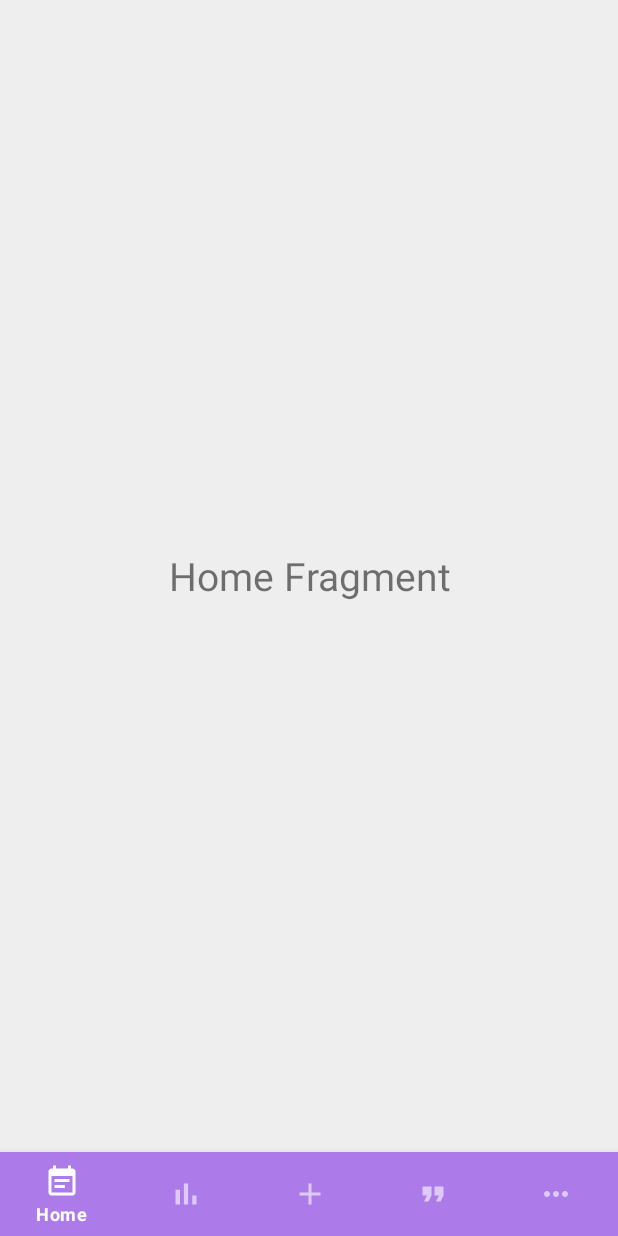
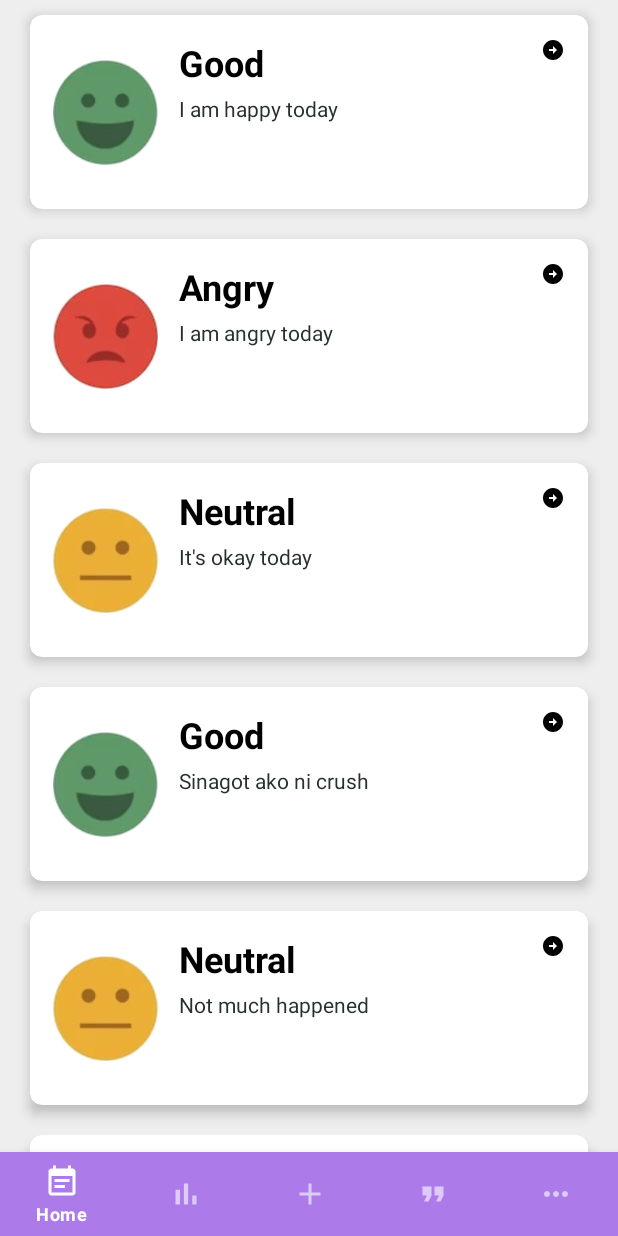
Before and after one commit to gabbycoloma/VibeSense, an Android app: the Home screen opened directly, with no data from a screen before it, on a phone screen of 412 x 824 dp. Run offline under Robolectric (Android 15) with nearby library versions, the phone set to English and light mode, and no system bars.

Commit message:
Added/Updated layout and kotlin files

```diff
--- a/app/src/main/java/com/s12/mobdeve/coloma/caballero/vibesense/Home.kt
+++ b/app/src/main/java/com/s12/mobdeve/coloma/caballero/vibesense/Home.kt
@@ -5,11 +5,17 @@ import androidx.fragment.app.Fragment
 import android.view.LayoutInflater
 import android.view.View
 import android.view.ViewGroup
+import androidx.recyclerview.widget.LinearLayoutManager
+import androidx.recyclerview.widget.RecyclerView
 
 // TODO: Rename parameter arguments, choose names that match
 // the fragment initialization parameters, e.g. ARG_ITEM_NUMBER
 private const val ARG_PARAM1 = "param1"
 private const val ARG_PARAM2 = "param2"
+
+private lateinit var recyclerView: RecyclerView
+private lateinit var mainAdapter: MainAdapter
+private lateinit var moodList : ArrayList<Mood> //for testing purposes
 
 /**
  * A simple [Fragment] subclass.
@@ -37,6 +43,26 @@ class Home : Fragment() {
         return inflater.inflate(R.layout.fragment_home, container, false)
     }
 
+    override fun onViewCreated(view: View, savedInstanceState: Bundle?) {
+        super.onViewCreated(view, savedInstanceState)
+        recyclerView = view.findViewById(R.id.recyclerView)
+        recyclerView.setHasFixedSize(true)
+        recyclerView.layoutManager = LinearLayoutManager(context)
+
+        moodList = ArrayList()
+
+        moodList.add(Mood(R.drawable.mood1, "Good", "I am happy today", "March 23"))
+        moodList.add(Mood(R.drawable.mood5, "Angry", "I am angry today", "March 24"))
+        moodList.add(Mood(R.drawable.mood3, "Neutral", "It's okay today", "March 25"))
+        moodList.add(Mood(R.drawable.mood1, "Good", "Sinagot ako ni crush", "March 26"))
+        moodList.add(Mood(R.drawable.mood3, "Neutral", "Not much happened", "March 27"))
+        moodList.add(Mood(R.drawable.mood3, "Neutral", "Meh day as always", "March 28"))
+
+        mainAdapter = MainAdapter(moodList)
+        recyclerView.adapter = mainAdapter
+
+    }
+
     companion object {
         /**
          * Use this factory method to create a new instance of
--- a/app/src/main/java/com/s12/mobdeve/coloma/caballero/vibesense/MainActivity.kt
+++ b/app/src/main/java/com/s12/mobdeve/coloma/caballero/vibesense/MainActivity.kt
@@ -5,6 +5,8 @@ import android.os.Bundle
 import android.os.PersistableBundle
 import androidx.appcompat.app.AppCompatActivity
 import androidx.fragment.app.Fragment
+import androidx.recyclerview.widget.LinearLayoutManager
+import androidx.recyclerview.widget.RecyclerView
 import com.s12.mobdeve.coloma.caballero.vibesense.databinding.ActivityMainBinding
 
 class MainActivity : AppCompatActivity() {
--- /dev/null
+++ b/app/src/main/java/com/s12/mobdeve/coloma/caballero/vibesense/MainAdapter.kt
@@ -0,0 +1,35 @@
+package com.s12.mobdeve.coloma.caballero.vibesense
+
+import android.media.Image
+import android.view.LayoutInflater
+import android.view.View
+import android.view.ViewGroup
+import android.widget.ImageView
+import android.widget.TextView
+import androidx.recyclerview.widget.RecyclerView
+
+class MainAdapter(private val Mood:ArrayList<Mood>)
+    : RecyclerView.Adapter<MainAdapter.ViewHolder>() {
+
+    class ViewHolder(moodView: View) : RecyclerView.ViewHolder(moodView){
+        val moodEmoji : ImageView = moodView.findViewById(R.id.mood_emoji)
+        val moodName : TextView = moodView.findViewById(R.id.mood_name)
+        val moodDesc : TextView = moodView.findViewById(R.id.mood_desc)
+    }
+
+    override fun onCreateViewHolder(parent: ViewGroup, viewType: Int): ViewHolder {
+        val view = LayoutInflater.from(parent.context).inflate(R.layout.mood_list, parent, false)
+        return ViewHolder(view)
+    }
+
+    override fun getItemCount(): Int {
+        return Mood.size
+    }
+
+    override fun onBindViewHolder(holder: ViewHolder, position: Int) {
+        val mood = Mood[position]
+        holder.moodEmoji.setImageResource(mood.emoji)
+        holder.moodName.text = mood.name
+        holder.moodDesc.text = mood.desc
+    }
+}
--- /dev/null
+++ b/app/src/main/java/com/s12/mobdeve/coloma/caballero/vibesense/Mood.kt
@@ -0,0 +1,10 @@
+package com.s12.mobdeve.coloma.caballero.vibesense
+
+import java.util.Date
+
+data class Mood(
+    var emoji : Int,
+    var name : String,
+    var desc : String,
+    var date : String //temporary data type
+)
--- /dev/null
+++ b/app/src/main/res/drawable/baseline_arrow_circle_right_24.xml
@@ -0,0 +1,5 @@
+<vector android:height="24dp" android:tint="#000000"
+    android:viewportHeight="24" android:viewportWidth="24"
+    android:width="24dp" xmlns:android="http://schemas.android.com/apk/res/android">
+    <path android:fillColor="@android:color/white" android:pathData="M22,12c0,-5.52 -4.48,-10 -10,-10S2,6.48 2,12c0,5.52 4.48,10 10,10S22,17.52 22,12zM12,13l-4,0v-2l4,0V8l4,4l-4,4V13z"/>
+</vector>
--- a/app/src/main/res/layout/activity_login.xml
+++ b/app/src/main/res/layout/activity_login.xml
@@ -43,6 +43,7 @@
         android:layout_marginStart="32dp"
         android:layout_marginTop="12dp"
         android:layout_marginEnd="32dp"
+        android:textColorHint="@color/black"
         android:hint="Email Address"
         app:boxStrokeColor="@color/primary"
         app:boxCornerRadiusBottomEnd="10dp"
@@ -56,6 +57,7 @@
             android:layout_width="match_parent"
             android:layout_height="wrap_content"
             android:inputType="textEmailAddress"
+            android:textColor="@color/black"
             android:fontFamily="@font/lato"/>
 
 
@@ -70,6 +72,7 @@
         android:layout_marginTop="12dp"
         android:layout_marginEnd="32dp"
         android:layout_marginBottom="166dp"
+        android:textColorHint="@color/black"
         android:hint="Password"
         app:boxStrokeColor="@color/primary"
         app:endIconMode="password_toggle"
@@ -84,6 +87,7 @@
             android:fontFamily="@font/lato"
             android:layout_width="match_parent"
             android:layout_height="wrap_content"
+            android:textColor="@color/black"
             android:inputType="textPassword"/>
 
 
--- a/app/src/main/res/layout/activity_main.xml
+++ b/app/src/main/res/layout/activity_main.xml
@@ -1,9 +1,9 @@
 <?xml version="1.0" encoding="utf-8"?>
 <androidx.constraintlayout.widget.ConstraintLayout xmlns:android="http://schemas.android.com/apk/res/android"
     xmlns:app="http://schemas.android.com/apk/res-auto"
-    xmlns:tools="http://schemas.android.com/tools"
     android:layout_width="match_parent"
-    android:layout_height="match_parent">
+    android:layout_height="match_parent"
+    android:background="@color/background_color">
 
     <FrameLayout
         android:id="@+id/frame_layout"
--- a/app/src/main/res/layout/activity_register.xml
+++ b/app/src/main/res/layout/activity_register.xml
@@ -44,6 +44,7 @@
         android:layout_marginStart="32dp"
         android:layout_marginTop="12dp"
         android:layout_marginEnd="32dp"
+        android:textColorHint="@color/black"
         android:hint="First Name"
         app:boxStrokeColor="@color/primary"
         app:boxCornerRadiusBottomEnd="10dp"
@@ -57,6 +58,7 @@
             android:layout_width="match_parent"
             android:layout_height="wrap_content"
             android:fontFamily="@font/lato"
+            android:textColor="@color/black"
             android:inputType="textPersonName" />
 
 
@@ -69,6 +71,7 @@
         android:layout_marginStart="32dp"
         android:layout_marginTop="12dp"
         android:layout_marginEnd="32dp"
+        android:textColorHint="@color/black"
         android:hint="Last Name"
         app:boxStrokeColor="@color/primary"
         app:boxCornerRadiusBottomEnd="10dp"
@@ -82,6 +85,7 @@
             android:layout_width="match_parent"
             android:layout_height="wrap_content"
             android:inputType="textPersonName"
+            android:textColor="@color/black"
             android:fontFamily="@font/lato" />
 
     </com.google.android.material.textfield.TextInputLayout>
@@ -94,6 +98,7 @@
         android:layout_marginStart="32dp"
         android:layout_marginTop="12dp"
         android:layout_marginEnd="32dp"
+        android:textColorHint="@color/black"
         android:hint="Email Address"
         app:boxStrokeColor="@color/primary"
         app:boxCornerRadiusBottomEnd="10dp"
@@ -107,6 +112,7 @@
             android:layout_width="match_parent"
             android:layout_height="wrap_content"
             android:inputType="textEmailAddress"
+            android:textColor="@color/black"
             android:fontFamily="@font/lato" />
 
 
@@ -121,6 +127,7 @@
         android:layout_marginTop="12dp"
         android:layout_marginEnd="32dp"
         android:layout_marginBottom="40dp"
+        android:textColorHint="@color/black"
         android:hint="Password"
         app:boxStrokeColor="@color/primary"
         app:boxCornerRadiusBottomEnd="10dp"
@@ -134,6 +141,7 @@
             android:id="@+id/txt_password"
             android:layout_width="match_parent"
             android:layout_height="wrap_content"
+            android:textColor="@color/black"
             android:fontFamily="@font/lato"/>
 
 
--- a/app/src/main/res/layout/fragment_home.xml
+++ b/app/src/main/res/layout/fragment_home.xml
@@ -1,18 +1,17 @@
 <?xml version="1.0" encoding="utf-8"?>
 <FrameLayout xmlns:android="http://schemas.android.com/apk/res/android"
     xmlns:tools="http://schemas.android.com/tools"
+    xmlns:app="http://schemas.android.com/apk/res-auto"
     android:layout_width="match_parent"
     android:layout_height="match_parent"
     tools:context=".Home"
-    android:background="#EEEEEE">
+    android:background="@color/background_color">
 
-    <!-- TODO: Update blank fragment layout -->
-    <TextView
+    <androidx.recyclerview.widget.RecyclerView
+        android:id="@+id/recyclerView"
         android:layout_width="match_parent"
         android:layout_height="match_parent"
-        android:text="Home Fragment"
-        android:textSize="26dp"
-        android:layout_gravity="center"
-        android:gravity="center"/>
+        tools:listitem="@layout/mood_list">
+    </androidx.recyclerview.widget.RecyclerView>
 
 </FrameLayout>
--- /dev/null
+++ b/app/src/main/res/layout/mood_list.xml
@@ -0,0 +1,65 @@
+<?xml version="1.0" encoding="utf-8"?>
+<androidx.cardview.widget.CardView xmlns:android="http://schemas.android.com/apk/res/android"
+    xmlns:tools="http://schemas.android.com/tools"
+    xmlns:app="http://schemas.android.com/apk/res-auto"
+    android:layout_width="match_parent"
+    android:layout_height="wrap_content"
+    android:layout_marginHorizontal="20dp"
+    android:layout_marginVertical="10dp"
+    app:contentPadding="5dp"
+    app:cardCornerRadius="8dp"
+    app:cardElevation="5dp"
+    app:cardBackgroundColor="@color/white"
+    tools:context=".Home"
+    >
+
+    <androidx.constraintlayout.widget.ConstraintLayout
+        android:layout_width="match_parent"
+        android:layout_height="wrap_content"
+        android:id="@+id/relativeLayout"
+        android:padding="10dp">
+        <ImageView
+            android:id="@+id/mood_emoji"
+            android:layout_height="70dp"
+            android:layout_width="70dp"
+            android:contentDescription="Emoji of mood"
+            app:layout_constraintTop_toTopOf="parent"
+            app:layout_constraintBottom_toBottomOf="parent"
+            app:layout_constraintLeft_toLeftOf="parent"/>
+        <TextView
+            android:id="@+id/mood_name"
+            android:layout_width="236dp"
+            android:layout_height="32dp"
+            android:layout_marginStart="14dp"
+            android:textSize="24sp"
+            android:textColor="@color/black"
+            android:textStyle="bold"
+            app:layout_constraintTop_toTopOf="parent"
+            app:layout_constraintStart_toEndOf="@id/mood_emoji"/>
+        <TextView
+            android:id="@+id/mood_desc"
+            android:layout_width="236dp"
+            android:layout_height="43dp"
+            android:layout_marginStart="14dp"
+            android:layout_marginTop="5dp"
+            android:textColor="#263228"
+            app:layout_constraintTop_toBottomOf="@id/mood_name"
+            app:layout_constraintStart_toEndOf="@id/mood_emoji"/>
+        <TextView
+            android:id="@+id/date"
+            android:layout_width="90dp"
+            android:layout_height="18dp"
+            android:textAlignment="textEnd"
+            android:textColor="#263228"
+            app:layout_constraintTop_toBottomOf="@id/mood_desc"
+            app:layout_constraintEnd_toEndOf="parent"
+            app:layout_constraintBottom_toBottomOf="parent"/>
+        <ImageView
+            android:layout_width="16dp"
+            android:layout_height="16dp"
+            app:srcCompat="@drawable/baseline_arrow_circle_right_24"
+            app:layout_constraintEnd_toEndOf="parent"
+            app:layout_constraintTop_toTopOf="parent"/>
+    </androidx.constraintlayout.widget.ConstraintLayout>
+
+</androidx.cardview.widget.CardView>
```
